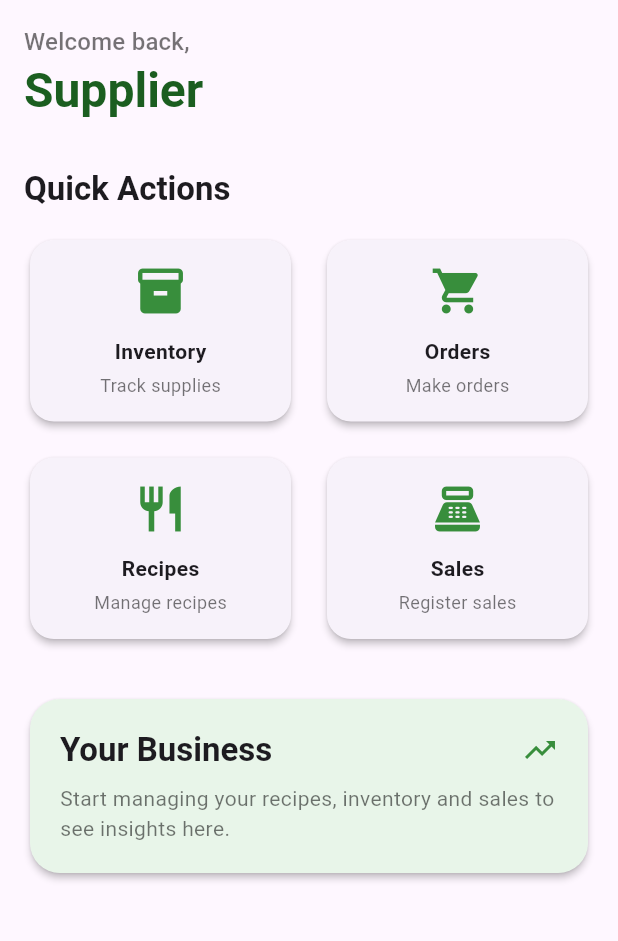
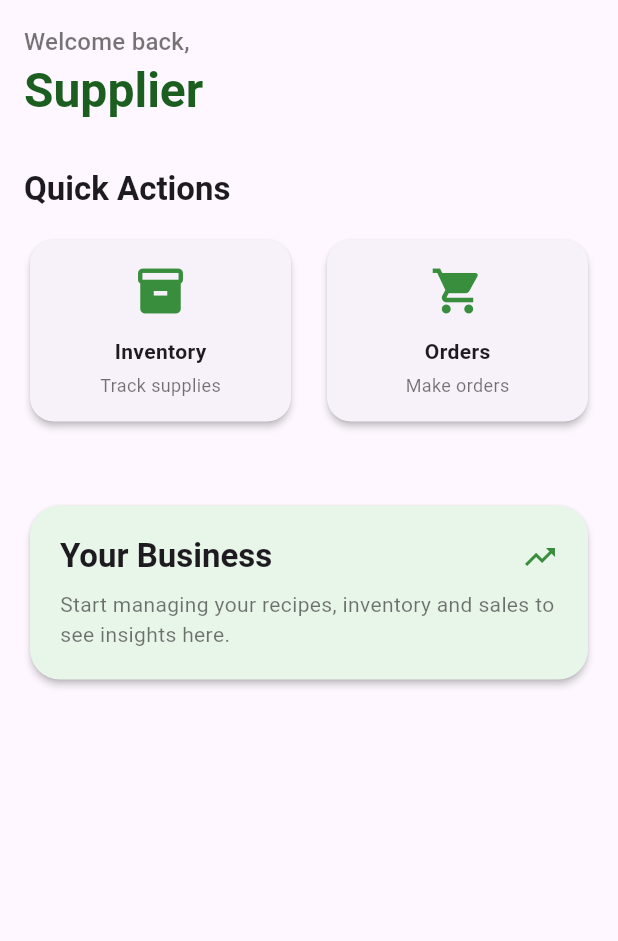
Before and after one commit to Aplicaciones-para-Dispositivos-Moviles/restock-mobile-flutter, a Flutter app: the HomePage screen opened by its route, on a phone screen of 412 x 824 dp, the part 84-1025 px from its top. Run offline on Flutter 3.47's test engine with Material 3 defaults, Android fonts, the light colour scheme and no system bars; our stand-ins replace flutter_bloc.

Commit message:
Remove Recipes and Sales ListTiles from home page
Removed Recipes and Sales options from the home page.

```diff
--- a/restock/lib/features/home/presentation/pages/home_page.dart
+++ b/restock/lib/features/home/presentation/pages/home_page.dart
@@ -41,16 +41,6 @@ class HomePage extends StatelessWidget {
               leading: const Icon(Icons.shopping_cart),
               title: const Text("Orders"),
               onTap: () => _goTo(context, "Orders"),
-            ),
-            ListTile(
-              leading: const Icon(Icons.restaurant),
-              title: const Text("Recipes"),
-              onTap: () => _goTo(context, "Recipes"),
-            ),
-            ListTile(
-              leading: const Icon(Icons.point_of_sale),
-              title: const Text("Sales"),
-              onTap: () => _goTo(context, "Sales"),
             ),
 
             const Spacer(),
@@ -135,28 +125,6 @@ class HomePage extends StatelessWidget {
 
             const SizedBox(height: 16),
 
-            Row(
-              children: [
-                Expanded(
-                  child: QuickActionCard(
-                    icon: Icons.restaurant,
-                    title: "Recipes",
-                    subtitle: "Manage recipes",
-                    onTap: () => _goTo(context, "Recipes"),
-                  ),
-                ),
-                const SizedBox(width: 16),
-                Expanded(
-                  child: QuickActionCard(
-                    icon: Icons.point_of_sale,
-                    title: "Sales",
-                    subtitle: "Register sales",
-                    onTap: () => _goTo(context, "Sales"),
-                  ),
-                ),
-              ],
-            ),
-
             const SizedBox(height: 32),
 
             Card(
```
